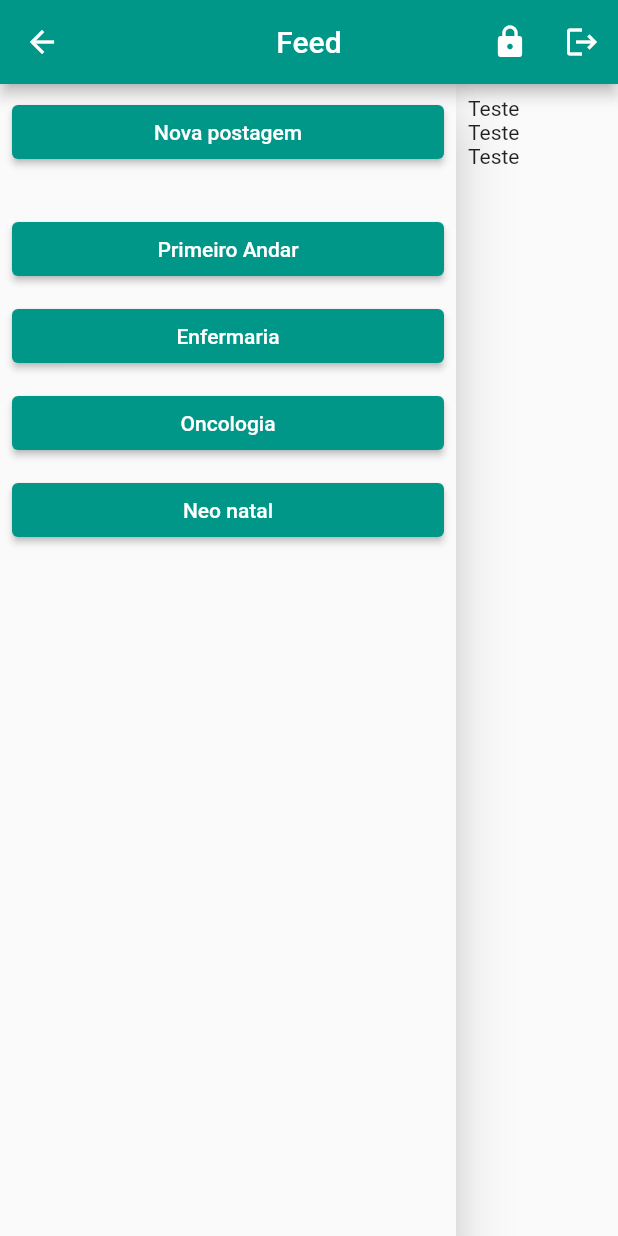
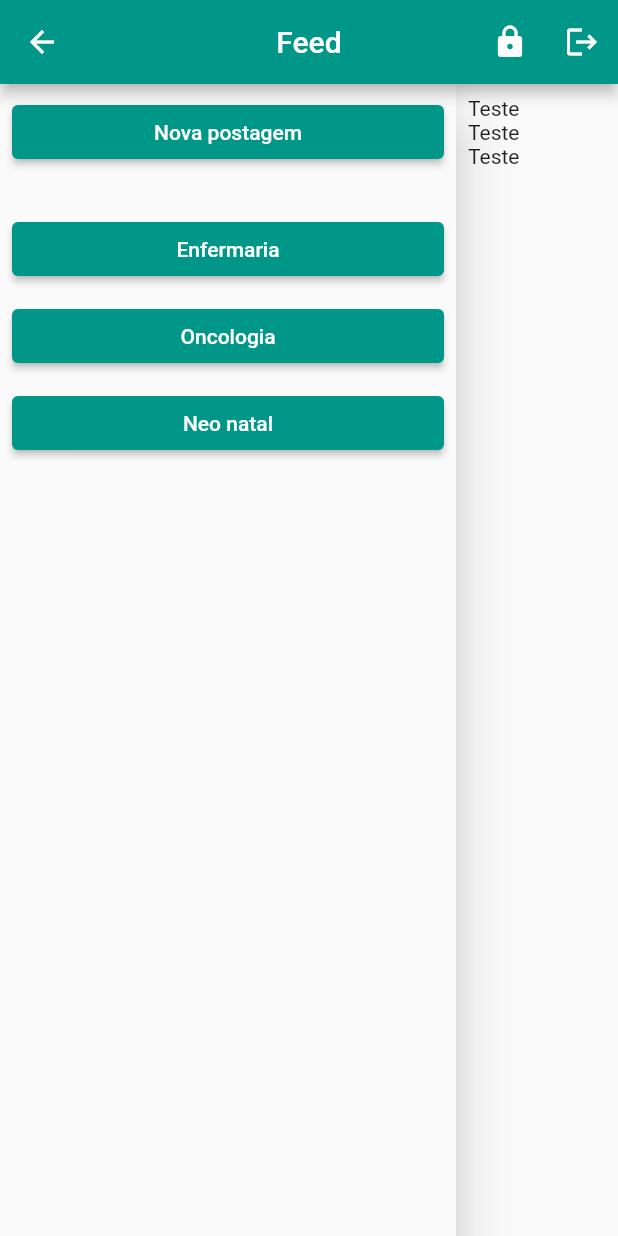
Before and after one commit to plucenio/social_network, a Flutter app: the LoggedPage screen opened by its route, on a phone screen of 412 x 824 dp. Run offline on Flutter 3.47's test engine with Material 2 defaults, Android fonts, the phone set to English and light mode, and no system bars; our stand-ins replace dartz, equatable, firebase_auth, flutter_bloc, flutter_modular, google_fonts; missing offline and left inert: firebase_auth_web, firebase_core_web; accounts and stored records are empty.

Commit message:
Removed a button. Git hub test

```diff
--- a/lib/features/main/presentation/pages/logged_page.dart
+++ b/lib/features/main/presentation/pages/logged_page.dart
@@ -97,11 +97,6 @@ class _LoggedPageState extends State<LoggedPage> {
                   ),
                   const SizedBox(height: 30),
                   ElevatedButton(
-                    child: Text("Primeiro Andar"),
-                    onPressed: () {},
-                  ),
-                  const SizedBox(height: 10),
-                  ElevatedButton(
                     child: Text("Enfermaria"),
                     onPressed: () {},
                   ),
```
